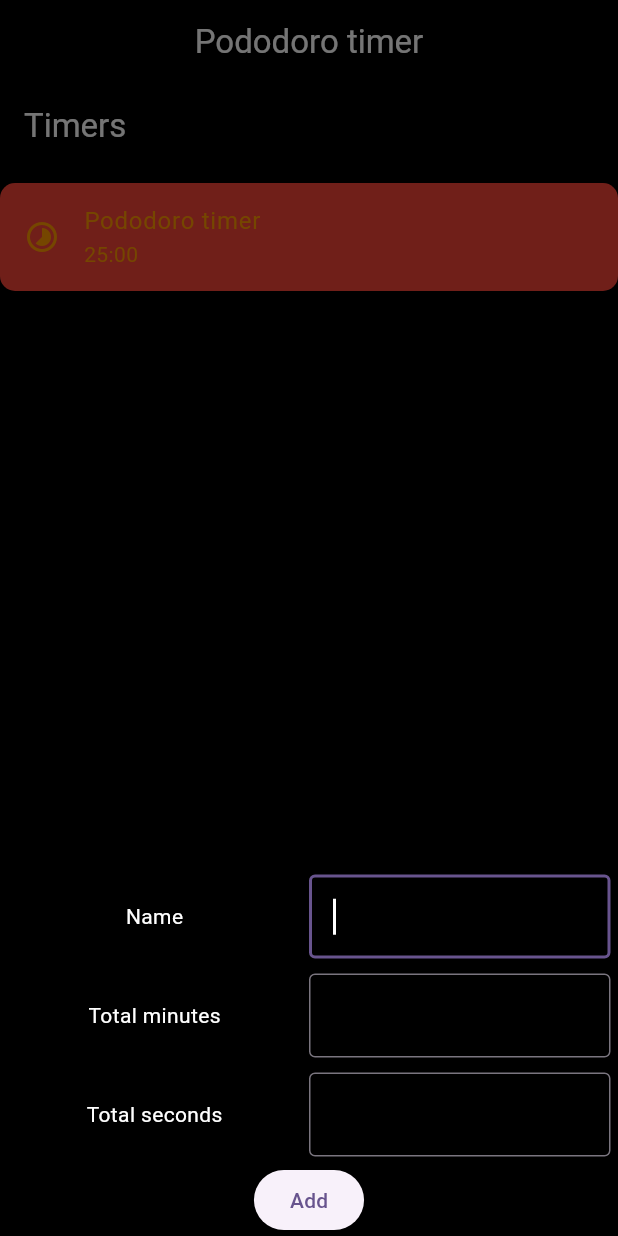
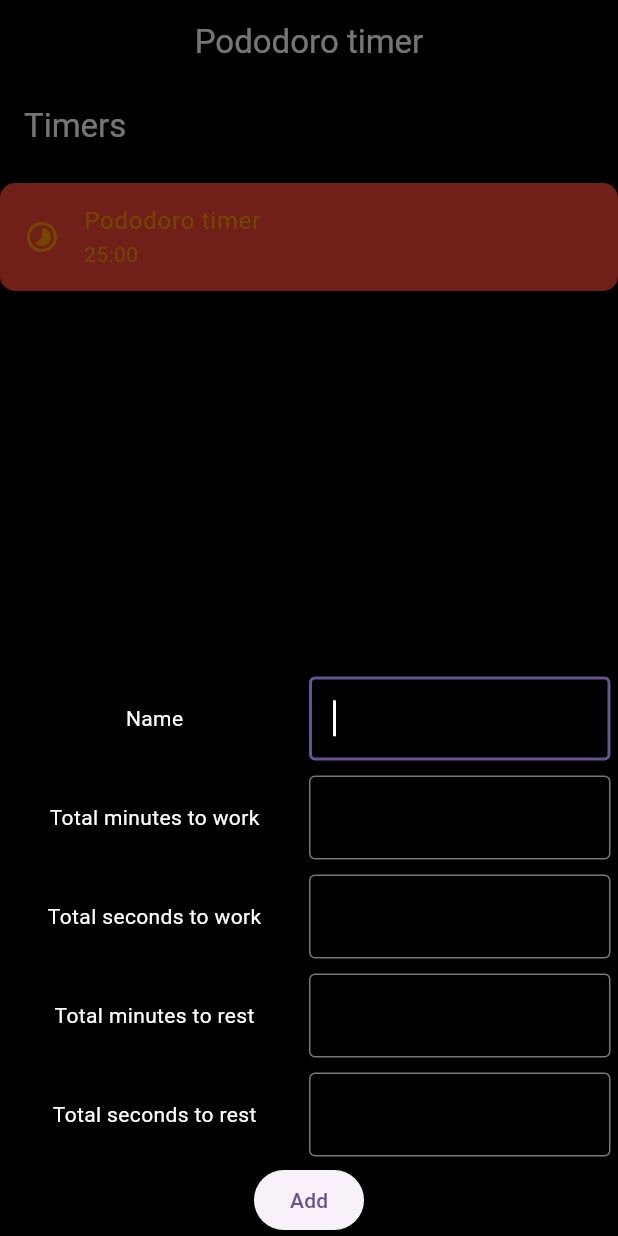
Before and after one commit to pipluppers/pododoro, a Flutter app: the screen it shows after launch, item 2 of the bottom bar chosen, after a tap on the "add" icon, on a phone screen of 412 x 824 dp. Run offline on Flutter 3.47's test engine with Material 3 defaults, Android fonts, the phone set to English and light mode, and no system bars; our stand-ins replace flutter_local_notifications, isar, permission_handler, timezone, video_player; accounts and stored records are empty; generated files the repository leaves out were written again.

Commit message:
Add resting time

```diff
--- a/lib/features/home/add_timer.dart
+++ b/lib/features/home/add_timer.dart
@@ -2,7 +2,7 @@ import 'package:flutter/material.dart';
 import 'package:pododoro/features/home/timer_row.dart';
 
 class AddTimerWidget extends StatefulWidget {
-  final Function(String, int, int) onAdd;
+  final Function(String, int, int, int, int) onAdd;
 
   const AddTimerWidget({super.key, required this.onAdd});
 
@@ -12,8 +12,10 @@ class AddTimerWidget extends StatefulWidget {
 
 class _AddTimerWidgetState extends State<AddTimerWidget> {
   String? _name;
-  int? _totalMinutes;
-  int? _totalSeconds;
+  int? _workMinutes;
+  int? _workSeconds;
+  int? _restMinutes;
+  int? _restSeconds;
 
   @override
   Widget build(BuildContext context) {
@@ -32,18 +34,28 @@ class _AddTimerWidgetState extends State<AddTimerWidget> {
               onTextChanged: (value) => _name = value,
             ),
             TimerRow(
-              header: "Total minutes",
+              header: "Total minutes to work",
               textInputType: TextInputType.number,
-              onTextChanged: (value) => _totalMinutes = int.tryParse(value),
+              onTextChanged: (value) => _workMinutes = int.tryParse(value),
             ),
             TimerRow(
-              header: "Total seconds",
+              header: "Total seconds to work",
               textInputType: TextInputType.number,
-              onTextChanged: (value) => _totalSeconds = int.tryParse(value),
+              onTextChanged: (value) => _workSeconds = int.tryParse(value),
+            ),
+            TimerRow(
+              header: "Total minutes to rest",
+              textInputType: TextInputType.number,
+              onTextChanged: (value) => _restMinutes = int.tryParse(value),
+            ),
+            TimerRow(
+              header: "Total seconds to rest",
+              textInputType: TextInputType.number,
+              onTextChanged: (value) => _restSeconds = int.tryParse(value),
             ),
             ElevatedButton(
               onPressed: () {
-                widget.onAdd(_name!, _totalMinutes!, _totalSeconds!);
+                widget.onAdd(_name!, _workMinutes!, _workSeconds!, _restMinutes!, _restSeconds!);
                 Navigator.pop(context);
               },
               child: const Text("Add")
--- a/lib/features/home/home_page.dart
+++ b/lib/features/home/home_page.dart
@@ -1,13 +1,15 @@
 import 'package:flutter/material.dart';
 import 'package:pododoro/constants.dart' show Constants;
 import 'package:pododoro/features/countdown_page/countdown_page.dart';
-import 'package:pododoro/features/timer.dart';
 import 'package:pododoro/utilities.dart';
 
 class HomePage extends StatefulWidget {
-  final Timer? timer;
+  final String currentTimerType;
+  final int minutes;
+  final int seconds;
+  final Function updateState;
 
-  const HomePage({super.key, required this.timer});
+  const HomePage({super.key, required this.currentTimerType, required this.minutes, required this.seconds, required this.updateState});
 
   @override
   State<HomePage> createState() => _HomePageState();
@@ -22,23 +24,28 @@ class _HomePageState extends State<HomePage> {
         child: Column(
           mainAxisAlignment: MainAxisAlignment.center,
           children: <Widget>[
-            Text(
-              Utilities.getTimeUnitDisplay(widget.timer?.totalMinutes, widget.timer?.totalSeconds),
-              style: TextStyle(
-                fontSize: 50,
-              ),
-            ),
-            SizedBox(height: 20,),
+            TimerInfoWidget(text: widget.currentTimerType, minutes: widget.minutes, seconds: widget.seconds,),
             ElevatedButton(
-              onPressed: () => Navigator.push(
-                context,
-                MaterialPageRoute(
-                  builder: (context) => CountdownPage(
-                    minutes: widget.timer!.totalMinutes!,
-                    seconds: widget.timer!.totalSeconds!,
-                  ),
-                )
-              ),
+              onPressed: () async {
+                AlarmAction? result;
+
+                do {
+                  result = await Navigator.push(
+                    context,
+                    MaterialPageRoute(
+                      builder: (context) => CountdownPage(
+                        currentTimerType: widget.currentTimerType,
+                        minutes: widget.minutes,
+                        seconds: widget.seconds,
+                      )
+                    )
+                  );
+
+                  if (result != null) {
+                    widget.updateState();
+                  }
+                } while (result == AlarmAction.startNextTimer);
+              },
               style: ElevatedButton.styleFrom(
                 shape: const CircleBorder(),
                 minimumSize: const Size(200, 200),
@@ -52,3 +59,38 @@ class _HomePageState extends State<HomePage> {
     );
   }
 }
+
+class TimerInfoWidget extends StatelessWidget {
+  const TimerInfoWidget({
+    super.key,
+    required this.text,
+    required this.minutes,
+    required this.seconds,
+  });
+
+  final String text;
+  final int minutes;
+  final int seconds;
+
+  @override
+  Widget build(BuildContext context) {
+    return Column(
+      mainAxisAlignment: MainAxisAlignment.center,
+      children: [
+        Text(
+          text,
+          style: TextStyle(
+            fontSize: 50,
+          )
+        ),
+        Text(
+          Utilities.getTimeUnitDisplay(minutes, seconds),
+          style: TextStyle(
+            fontSize: 50,
+          ),
+        ),
+        SizedBox(height: 20),
+      ]
+    );
+  }
+}
--- a/lib/features/home/main_page.dart
+++ b/lib/features/home/main_page.dart
@@ -5,6 +5,7 @@ import 'package:pododoro/features/timer.dart';
 import 'package:pododoro/constants.dart';
 import 'package:pododoro/main.dart';
 import 'package:isar/isar.dart';
+import 'package:pododoro/utilities.dart';
 
 class MainPage extends StatefulWidget {
   const MainPage({super.key});
@@ -18,7 +19,8 @@ class _MainPageState extends State<MainPage> {
   late Timer _activeTimer;
   final List<Timer> _timers = <Timer>[];
   int _currentPageIndex = 0;
-  late List<Widget> _pages;
+  final List<Widget> _pages = <Widget>[];
+  TimerState _timerState = TimerState.work;
 
   @override
   void initState() {
@@ -47,7 +49,7 @@ class _MainPageState extends State<MainPage> {
 
     if (existingTimers.isEmpty) {
       // Create the default timer
-      Timer defaultTimer = Timer(name: "Pododoro timer", totalMinutes: 25, totalSeconds: 0);
+      Timer defaultTimer = Timer(name: "Pododoro timer", totalWorkMinutes: 25, totalWorkSeconds: 0);
       await isar.writeTxn(() async => await isar.timers.put(defaultTimer));
 
       existingTimers.add(defaultTimer);
@@ -72,10 +74,24 @@ class _MainPageState extends State<MainPage> {
   ///
   /// Updates the _pages member with the home page and the timer page.
   Scaffold _generatePage() {
-    _pages = [
-      HomePage(timer: _activeTimer),
-      TimerPage(timers: _timers, activeTimerName: _activeTimer.name, onSelectTimer: _setActiveTimer),
-    ];
+    final int totalMinutes, totalSeconds;
+
+    if (_timerState == TimerState.work) {
+      totalMinutes = _activeTimer.totalWorkMinutes;
+      totalSeconds = _activeTimer.totalWorkSeconds;
+    } else {
+      totalMinutes = _activeTimer.totalRestMinutes;
+      totalSeconds = _activeTimer.totalRestSeconds;
+    }
+
+    final String currentTimerType = _timerState == TimerState.work ? "Work" : "Rest";
+
+    if (_pages.isNotEmpty) {
+      _pages.clear();
+    }
+
+    _pages.add(HomePage(currentTimerType: currentTimerType, minutes: totalMinutes, seconds: totalSeconds, updateState: _updateState,));
+    _pages.add(TimerPage(timers: _timers, activeTimerName: _activeTimer.name, onSelectTimer: _setActiveTimer));
 
     return Scaffold(
       appBar: AppBar(
@@ -105,4 +121,14 @@ class _MainPageState extends State<MainPage> {
     );
   }
 
+  void _updateState() {
+    setState(() {
+      if (_timerState == TimerState.work) {
+        _timerState = TimerState.rest;
+      } else {
+        _timerState = TimerState.work;
+      }
+    });
+  }
+
 }
--- a/lib/features/home/timer_page.dart
+++ b/lib/features/home/timer_page.dart
@@ -42,7 +42,7 @@ class _TimerPageState extends State<TimerPage> {
             return ListTile(
               title: Text(widget.timers[index].name!),
               subtitle: Text(
-                Utilities.getTimeUnitDisplay(widget.timers[index].totalMinutes, widget.timers[index].totalSeconds)
+                Utilities.getTimeUnitDisplay(widget.timers[index].totalWorkMinutes, widget.timers[index].totalWorkSeconds)
               ),
               onTap: () {
                 setState(() => _selectedIndex = index);
@@ -99,8 +99,8 @@ class _TimerPageState extends State<TimerPage> {
   }
 
   /// Adds a timer to the internal database.
-  Future _addTimer(String name, int totalMinutes, int totalSeconds) async{
-    Timer timer = Timer(name: name, totalMinutes: totalMinutes, totalSeconds: totalSeconds);
+  Future _addTimer(String name, int workMinutes, int workSeconds, int restMinutes, int restSeconds) async{
+    Timer timer = Timer(name: name, totalWorkMinutes: workMinutes, totalWorkSeconds: workSeconds, totalRestMinutes: restMinutes, totalRestSeconds: restSeconds);
     await isar.writeTxn(() async => await isar.timers.put(timer));
 
     setState(() => widget.timers.add(timer));
--- a/lib/features/timer.dart
+++ b/lib/features/timer.dart
@@ -7,15 +7,18 @@ class Timer {
   Id id = Isar.autoIncrement;
 
   String? name;
-  int? totalMinutes;
-  int? totalSeconds;
+  int totalWorkMinutes;
+  int totalWorkSeconds;
+  int totalRestMinutes;
+  int totalRestSeconds;
 
-  Timer({this.name, this.totalMinutes, this.totalSeconds});
+  Timer({this.name, this.totalWorkMinutes = 25, this.totalWorkSeconds = 0, this.totalRestMinutes = 5, this.totalRestSeconds = 0});
 
   @override
   bool operator ==(Object other) {
     if (other is Timer) {
-      return name == other.name && totalMinutes == other.totalMinutes && totalSeconds == other.totalSeconds;
+      return name == other.name && totalWorkMinutes == other.totalWorkMinutes && totalWorkSeconds == other.totalWorkSeconds &&
+        totalRestMinutes == other.totalRestMinutes && totalRestSeconds == other.totalRestSeconds;
     }
     else {
       return false;
@@ -34,17 +37,17 @@ class Timer {
       hashCode += 34;
     }
 
-    if (totalMinutes != null) {
-      hashCode += (totalMinutes! * 17);
-    } else {
-      hashCode += 17;
-    }
+    hashCode = hashCode + (totalWorkMinutes * 17) + (totalWorkSeconds * 17) + (totalRestMinutes * 17) + (totalRestSeconds * 17);
+    // if (totalWorkMinutes != null) {
+    // } else {
+    //   hashCode += 17;
+    // }
 
-    if (totalSeconds != null) {
-      hashCode += (totalSeconds! * 17);
-    } else {
-      hashCode += 17;
-    }
+    // if (totalSeconds != null) {
+    //   hashCode += (totalSeconds! * 17);
+    // } else {
+    //   hashCode += 17;
+    // }
 
     return hashCode;
   }
--- a/lib/utilities.dart
+++ b/lib/utilities.dart
@@ -1,3 +1,13 @@
+enum TimerState {
+  work,
+  rest
+}
+
+enum AlarmAction {
+  startNextTimer,
+  returnHome
+}
+
 class Utilities {
   /// Gets the display string for the time unit.
   static String getTimeUnitDisplay(int? minutes, int? seconds) {
```
Also changed, not shown: lib/features/alarm_page/alarm_page.dart (+30 -4 lines), lib/features/countdown_page/countdown_page.dart (+13 -10 lines), lib/features/timer.g.dart.
